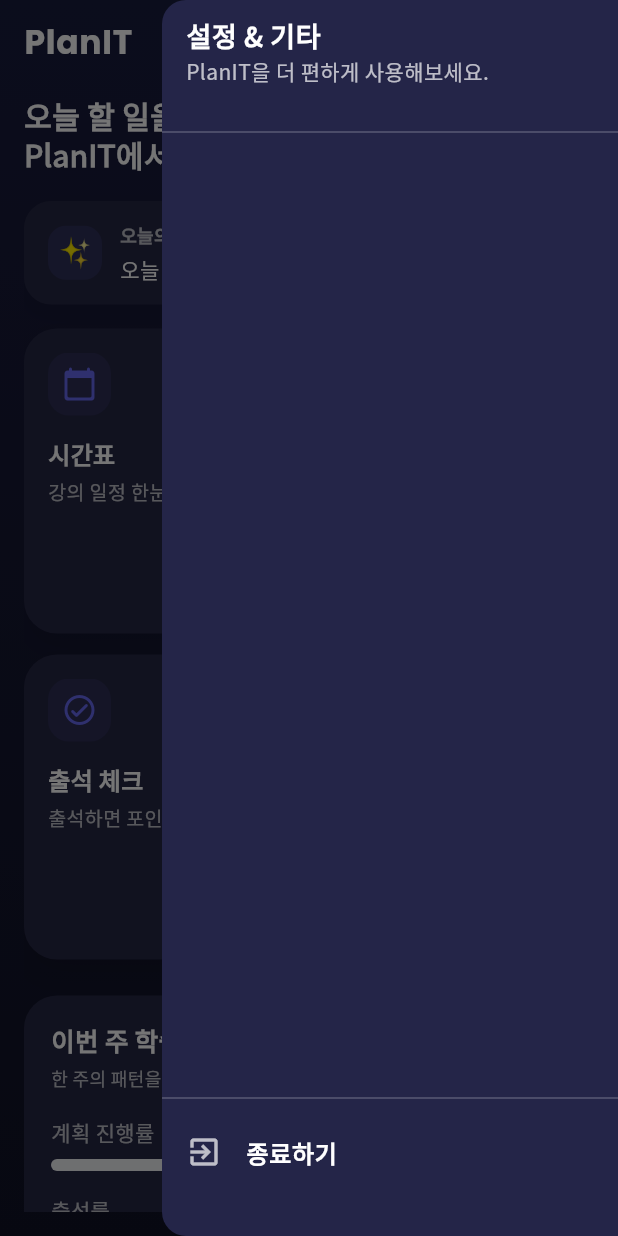
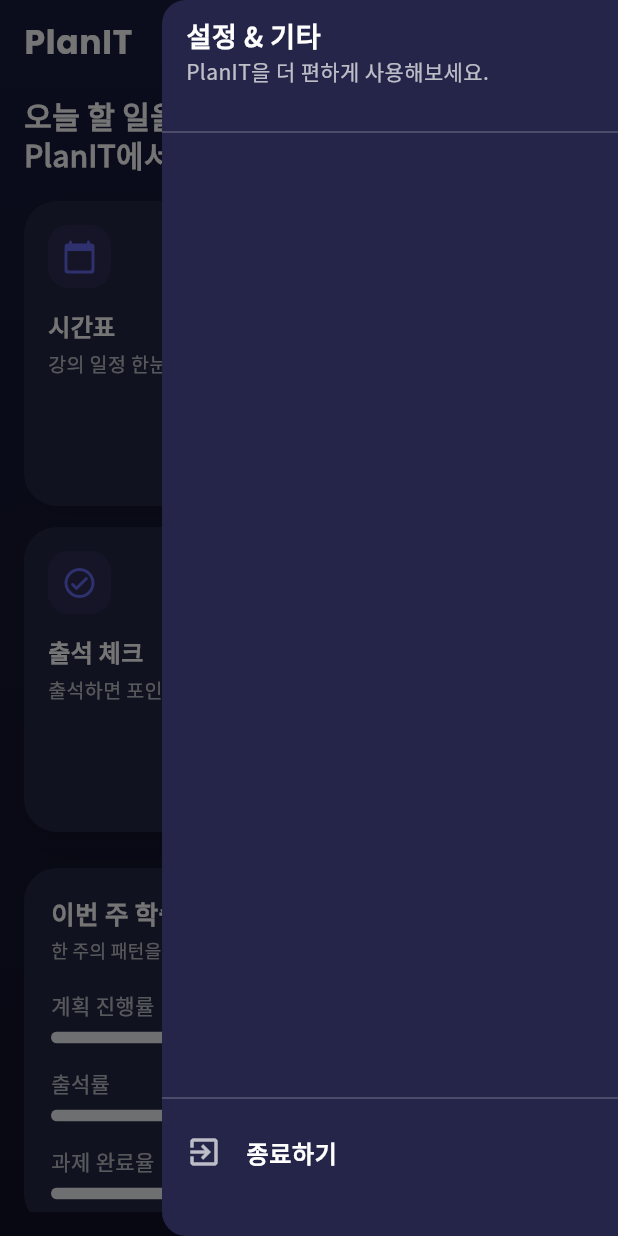
Before and after one commit to 823001/planit, a Flutter app: the MainScreen screen opened directly, in the side drawer, after a tap on "포인트 상점", on a phone screen of 412 x 824 dp. Run offline on Flutter 3.47's test engine with Material 3 defaults, Android fonts, the phone set to English and light mode, and no system bars; our stand-ins replace cloud_firestore, firebase_auth, firebase_core, flutter_local_notifications, google_fonts, shared_preferences and 1 more; accounts and stored records are empty; Roboto replaces fonts that are missing (NotoSansKR).

Commit message:
오늘의 문구 데이터 파이어스토어 추가 및 코드 연동

```diff
--- a/lib/screens/main_screen.dart
+++ b/lib/screens/main_screen.dart
@@ -32,38 +32,10 @@ class _MainScreenState extends State<MainScreen> {
   final FirebaseFirestore _firestore = FirebaseFirestore.instance;
 
   bool _dailyQuoteEnabled = false;
-  final List<String> _quotes = const [
-    '오늘의 한 걸음이 내일의 나를 만든다.',
-    '완벽보다 완료가 더 중요하다.',
-    '작은 습관이 큰 변화를 만든다.',
-    '미루지 말고 지금 시작하자',
-    '꿈을 계속 간직하고 있으면 반드시 실현할 때가 온다.',
-    '내일이란 오늘의 다른 이름일 뿐이다.',
-    '시간은 우리 각자가 가진 고유의 재산이요, 유일한 재산이다.',
-    '오늘이라는 날은 두 번 다시 오지 않는다는 것을 잊지 말라.',
-    '계획이란 미래에 대한 현재의 결정이다.',
-    '고난이 지나면 반드시 기쁨이 스며든다.',
-    '시간은 말로써 나타낼 수 없을 만큼 멋진 만물의 소재이다.',
-    '시간을 선택하는 것은 시간을 절약하는 것이다.',
-    '시간을 잘 붙잡는 사람은 모든 것을 얻을 수 있다.',
-    '부지런히 노력하는 사람이 결국 많은 대가를 얻는다.',
-    '그대의 하루하루를 그대의 마지막 날이라고 생각하라.',
-    '내일은 시련에 대응하는 새로운 힘을 가져다줄 것이다.',
-    '승자는 시간을 관리하며 살고, 패자는 시간에 끌려 산다.',
-    '시간과 정성을 들이지 않고 얻을 수 있는 결실은 없다.',
-    '하루하루를 우리의 마지막 날인 듯이 보내야 한다.',
-    '시간의 참된 가치를 알라. 그것을 붙잡아라. 억류하라.',
-    '일은 그것이 쓰일 수 있는 시간이 있는 만큼 팽창한다.',
-    '끝을 맺기를 처음과 같이 하면 실패가 없다.',
-    '오늘 할 수 있는 일에만 전력을 쏟으라.',
-    '좋은 희망을 품는 것은 그것을 이룰 수 있는 지름길이다.',
-    '사람은 자기가 한 약속을 지킬만한 좋은 기억력을 가져야 한다.',
-    '중요한 건 당신이 어떻게 시작했는가가 아니리라 어떻게 끝내는 가이다.',
-    '문제는 목적지에 얼마나 빨리 가느냐가 아니라 그 목적지가 어디냐는 것이다.',
-    '한 번 실패와 영원한 실패를 혼동하지 마라.',
-    '인생에 뜻을 세우는 데 있어 늦은 때라곤 없다',
-  ];
 
+  // Firestore에서 읽어올 실제 명언 리스트
+  List<String> _quotes = [];
+  static const List<String> _defaultQuotes = [];
   // 오늘 한 번만 뽑아서 쓰는 문장
   String? _todayQuote;
 
@@ -75,35 +47,63 @@ class _MainScreenState extends State<MainScreen> {
   final Color _textPrimary = Colors.white; // 카드 안 메인 텍스트
   final Color _textSecondary = Colors.white70; // 카드 안 서브 텍스트
 
+  static const String _quotePrefsDateKey = 'daily_quote_date';
+  static const String _quotePrefsTextKey = 'daily_quote_text';
+
   @override
   void initState() {
     super.initState();
-    ///_pickTodayQuote();      // 오늘 문장 한 번만 선택(계속 바뀌는 문제 개선)
-    _initTodayQuote();
+    _loadStoreFeatures();
     _refreshData();
-    _loadStoreFeatures();
   }
 
-  // 오늘의 문장 한 번만 랜덤으로 선택
-  /*void _pickTodayQuote() {
-    if (_quotes.isEmpty) return;
-    final shuffled = List<String>.from(_quotes)..shuffle();
-    _todayQuote = shuffled.first;
-  }*/
+  // Firestore에서 명언 리스트 가져오기
+  // 경로: meta/quotes 문서, 필드: list (array<string>)
+  Future<void> _loadQuotesFromFirestore() async {
+    try {
+      final doc = await _firestore.collection('meta').doc('quotes').get();
 
-  static const String _quotePrefsDateKey = 'daily_quote_date';
-  static const String _quotePrefsTextKey = 'daily_quote_text';
+      if (doc.exists) {
+        final data = doc.data();
+        final rawList = data?['list'];
 
+        if (rawList is List) {
+          final loaded = rawList.whereType<String>().toList();
+
+          if (mounted) {
+            setState(() {
+              _quotes = loaded;
+            });
+          }
+          return;
+        }
+      }
+
+      // 명언이 하나도 없는 경우 → 오늘의 문장 기능 비활성화
+      setState(() {
+        _quotes = [];
+      });
+
+    } catch (e) {
+      print('오늘의 문구 Firestore 로드 오류: $e');
+
+      // 오류 시에도 기능을 켜지 않도록 empty 유지
+      if (mounted) setState(() => _quotes = []);
+    }
+  }
+
+  // 오늘의 문구 한 번만 선택 (SharedPreferences에 오늘 날짜 기준으로 캐싱)
   Future<void> _initTodayQuote() async {
-    if (_quotes.isEmpty) return;
+    if (_quotes.isEmpty) {
+      setState(() {
+        _todayQuote = null;
+      });
+      return;
+    }
 
     final prefs = await SharedPreferences.getInstance();
-
     final today = DateTime.now();
-    final todayStr =
-        '${today.year.toString().padLeft(4, '0')}-'
-        '${today.month.toString().padLeft(2, '0')}-'
-        '${today.day.toString().padLeft(2, '0')}';
+    final todayStr = '${today.year}-${today.month}-${today.day}';
 
     final savedDate = prefs.getString(_quotePrefsDateKey);
     final savedQuote = prefs.getString(_quotePrefsTextKey);
@@ -111,33 +111,40 @@ class _MainScreenState extends State<MainScreen> {
     if (savedDate == todayStr &&
         savedQuote != null &&
         _quotes.contains(savedQuote)) {
-      setState(() {
-        _todayQuote = savedQuote;
-      });
+      setState(() => _todayQuote = savedQuote);
       return;
     }
-
-    final shuffled = List<String>.from(_quotes)..shuffle();
-    final newQuote = shuffled.first;
+    // 새로 뽑기
+    final newQuote = (_quotes..shuffle()).first;
 
     await prefs.setString(_quotePrefsDateKey, todayStr);
     await prefs.setString(_quotePrefsTextKey, newQuote);
 
-    if (mounted) {
-      setState(() {
-        _todayQuote = newQuote;
-      });
-    }
+    setState(() => _todayQuote = newQuote);
   }
 
-
+  // 상점에서 산 기능 정보 로드
+  // feature_daily_quote 가지고 있으면 명언 로드 + 오늘 문장 뽑기까지 같이 처리
   Future<void> _loadStoreFeatures() async {
     final prefs = await SharedPreferences.getInstance();
     final owned = prefs.getStringList('ownedStoreItems') ?? [];
 
+    final enabled = owned.contains('feature_daily_quote');
+
     setState(() {
-      _dailyQuoteEnabled = owned.contains('feature_daily_quote');
+      _dailyQuoteEnabled = enabled;
     });
+
+    if (enabled) {
+      // 오늘의 문구 아이템을 산 경우에만 명언 로드 후 명언 선택
+      await _loadQuotesFromFirestore();
+      await _initTodayQuote();
+    } else {
+      // 기능을 안 샀으면 명언 비움
+      setState(() {
+        _todayQuote = null;
+      });
+    }
   }
 
   Future<void> _refreshData() async {
@@ -330,12 +337,13 @@ class _MainScreenState extends State<MainScreen> {
                           }
                         },
                         style: OutlinedButton.styleFrom(
-                          side:
-                          BorderSide(color: _primaryColor.withOpacity(0.4)),
+                          side: BorderSide(
+                              color: _primaryColor.withOpacity(0.4)),
                           shape: RoundedRectangleBorder(
                             borderRadius: BorderRadius.circular(20),
                           ),
-                          padding: const EdgeInsets.symmetric(vertical: 12),
+                          padding:
+                          const EdgeInsets.symmetric(vertical: 12),
                         ),
                         child: Text(
                           '로그아웃',
@@ -360,7 +368,8 @@ class _MainScreenState extends State<MainScreen> {
                           shape: RoundedRectangleBorder(
                             borderRadius: BorderRadius.circular(20),
                           ),
-                          padding: const EdgeInsets.symmetric(vertical: 12),
+                          padding:
+                          const EdgeInsets.symmetric(vertical: 12),
                           elevation: 0,
                         ),
                         child: Text(
@@ -383,8 +392,8 @@ class _MainScreenState extends State<MainScreen> {
   }
 
   Widget _buildDailyQuoteCard() {
-    // 기능을 안 산 경우 or 오늘 문구가 없는 경우 -> 안 보여줌
-    if (/*!_dailyQuoteEnabled ||*/ _todayQuote == null) {
+    // 기능을 안 샀거나, 아직 오늘 문구가 없는 경우 -> 안 보여줌
+    if (!_dailyQuoteEnabled || _todayQuote == null) {
       return const SizedBox.shrink();
     }
 
@@ -476,8 +485,8 @@ class _MainScreenState extends State<MainScreen> {
           actions: [
             Container(
               margin: const EdgeInsets.only(right: 8),
-              padding:
-              const EdgeInsets.symmetric(horizontal: 10, vertical: 6),
+              padding: const EdgeInsets.symmetric(
+                  horizontal: 10, vertical: 6),
               decoration: BoxDecoration(
                 color: Colors.white.withOpacity(0.08),
                 borderRadius: BorderRadius.circular(18),
@@ -537,7 +546,8 @@ class _MainScreenState extends State<MainScreen> {
                 const Spacer(),
                 const Divider(color: Colors.white24),
                 ListTile(
-                  leading: const Icon(Icons.exit_to_app, color: Colors.white70),
+                  leading:
+                  const Icon(Icons.exit_to_app, color: Colors.white70),
                   title: Text(
                     '종료하기',
                     style: GoogleFonts.notoSansKr(
```
